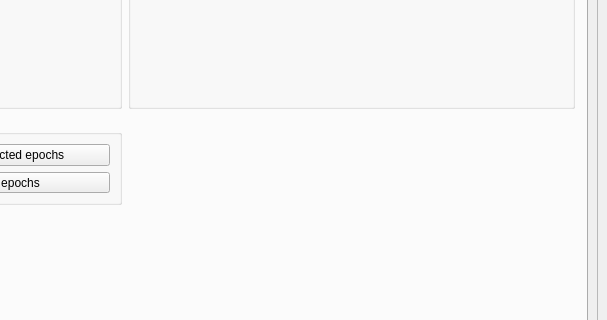
cibr-jyu/meggie, file meggie/ui/qt4Designer_ui_files/mainWindow.ui: the form before one commit; both pictures show x 357 to 964 and y 219 to 539 of the 964 by 829 pixel window.
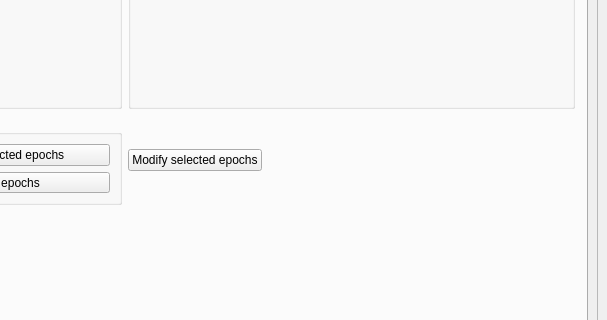
The form after the commit. The open tabs and pages were chosen to show the change.

Commit message: Modifying epochs is working. The dialog fills the fields with the parameter values used to create the epochs to be modified. Overwrite is not yet implemented so the modified epochs are saved as new.

Diff of the .ui file:
```diff
--- a/meggie/ui/qt4Designer_ui_files/mainWindow.ui
+++ b/meggie/ui/qt4Designer_ui_files/mainWindow.ui
@@ -897,6 +897,15 @@
                 </widget>
                </item>
                <item row="1" column="1">
+                <layout class="QHBoxLayout" name="horizontalLayout_18">
+                 <item>
+                  <widget class="QPushButton" name="pushButtonModifyEpochs">
+                   <property name="text">
+                    <string>Modify selected epochs</string>
+                   </property>
+                  </widget>
+                 </item>
+                 <item>
                 <spacer name="horizontalSpacer_6">
                  <property name="orientation">
                   <enum>Qt::Horizontal</enum>
@@ -908,6 +917,8 @@
                   </size>
                  </property>
                 </spacer>
+                 </item>
+                </layout>
                </item>
               </layout>
              </widget>
```
Left out of the diff: 2 changed lines with no effect on the pictures. Lines whose indentation alone changed are shown as unchanged. The commit also changes 6 other files.
